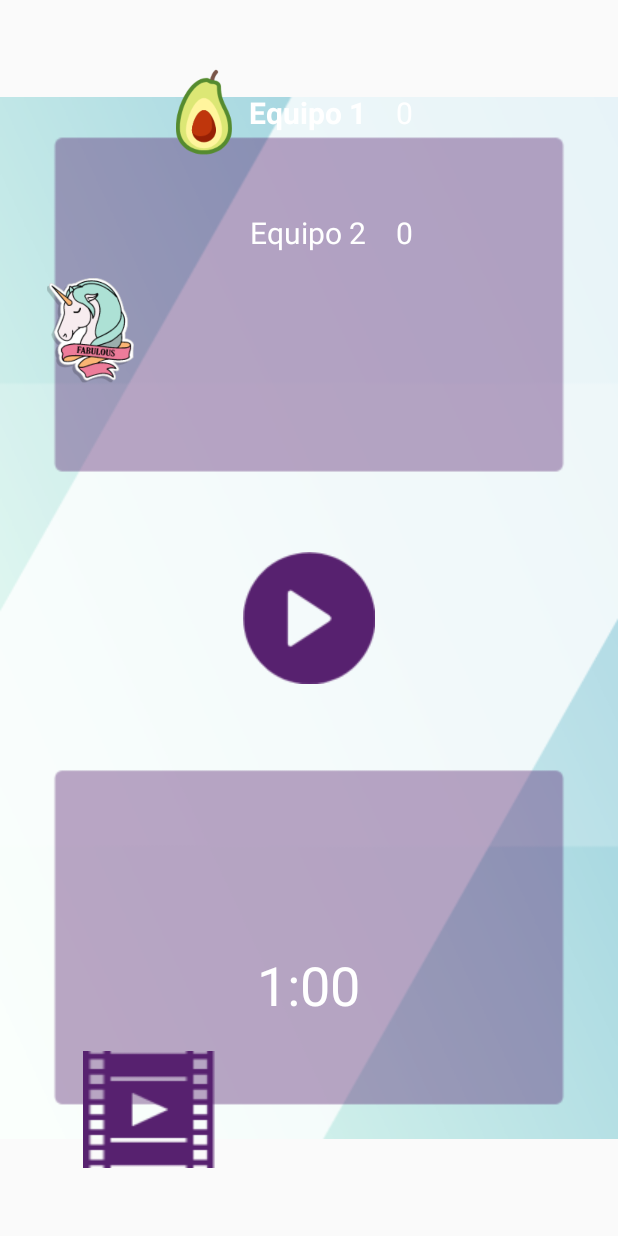
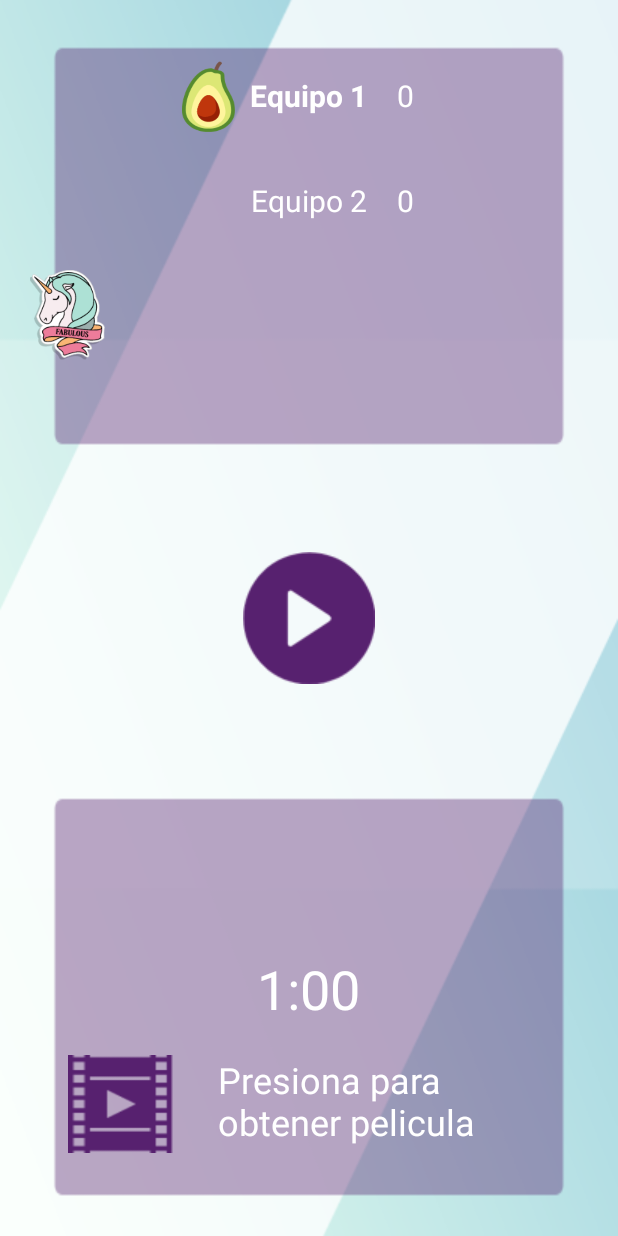
Before and after one commit to RdzSebastian/mimicapp, an Android app: the screen it shows after launch (MainActivity), on a phone screen of 412 x 824 dp. Run offline under Robolectric (Android 15) with nearby library versions, the light colour scheme and no system bars.

Commit message:
Importantes cambios visuales

```diff
--- a/app/src/main/java/com/stoniaport/mimicapp/MainActivity.java
+++ b/app/src/main/java/com/stoniaport/mimicapp/MainActivity.java
@@ -8,8 +8,10 @@ import android.support.v7.app.AlertDialog;
 import android.support.v7.app.AppCompatActivity;
 import android.os.Bundle;
 import android.view.View;
+import android.view.ViewGroup;
 import android.widget.Button;
 import android.widget.ImageView;
+import android.widget.LinearLayout;
 import android.widget.TextView;
 
 import java.util.ArrayList;
@@ -48,9 +50,9 @@ public class MainActivity extends AppCompatActivity {
 
         countDownText = findViewById(R.id.tiempo);
 
+        pelicula="Presiona para obtener pelicula";
+
         mostrarResultado();
-
-        pelicula="";
 
         customButton = findViewById(R.id.buttonEmpezar);
         customButton.setSelected(false);
@@ -121,14 +123,15 @@ public class MainActivity extends AppCompatActivity {
         try {
             buscarPelicula();
             }catch (Exception e){
-                System.out.println("error buscando peli");
+                System.out.println("Error buscando pelicula");
         }
 
         while (peliculaC.yaSalio(pelicula)) {
-            //System.out.println("TRUE");
             buscarPelicula();
         }
-        //System.out.println("FALSE");
+
+        marginPeliculaSelect(pelicula);
+
         mostrarResultado();
     }
 
@@ -136,6 +139,20 @@ public class MainActivity extends AppCompatActivity {
     public void buscarPelicula() {
 
         pelicula = peliculaC.getPelicula();
+    }
+
+    //---- Dependiendo la cantidad de caracteres, cambia el marginTop en la parte visual ------
+
+    void marginPeliculaSelect(String pelicula){
+        if(pelicula.length()>20){
+            TextView peliculaSelect = findViewById(R.id.PeliculaSelect);
+            ViewGroup.MarginLayoutParams mlp = (ViewGroup.MarginLayoutParams) peliculaSelect.getLayoutParams();
+            mlp.setMargins(0, 0, 0, 0);
+        }else{
+            TextView peliculaSelect = findViewById(R.id.PeliculaSelect);
+            ViewGroup.MarginLayoutParams mlp = (ViewGroup.MarginLayoutParams) peliculaSelect.getLayoutParams();
+            mlp.setMargins(0, 35, 0, 0);
+        }
     }
 
 
--- a/app/src/main/res/layout/activity_acerto_ono.xml
+++ b/app/src/main/res/layout/activity_acerto_ono.xml
@@ -3,10 +3,7 @@
 <RelativeLayout xmlns:android="http://schemas.android.com/apk/res/android"
     xmlns:tools="http://schemas.android.com/tools"
     android:layout_width="match_parent"
-    android:layout_height="match_parent"
-    android:orientation="vertical"
-    tools:context=".AcertoONo"
-    android:gravity="center_vertical|center">
+    android:layout_height="match_parent">
 
 
     <ImageView
--- a/app/src/main/res/layout/activity_main.xml
+++ b/app/src/main/res/layout/activity_main.xml
@@ -1,7 +1,6 @@
 <?xml version="1.0" encoding="utf-8"?>
 
 <RelativeLayout xmlns:android="http://schemas.android.com/apk/res/android"
-    xmlns:app="http://schemas.android.com/apk/res-auto"
     android:layout_width="match_parent"
     android:layout_height="match_parent">
 
@@ -10,226 +9,167 @@
         android:id="@+id/BackG"
         android:layout_width="match_parent"
         android:layout_height="match_parent"
-        app:srcCompat="@drawable/back" />
+        android:background="@drawable/back"
+        android:contentDescription="@string/image" />
 
     <LinearLayout
-        xmlns:android="http://schemas.android.com/apk/res/android"
-        android:id="@+id/peli"
+        android:id="@+id/equipoTop"
         android:layout_width="match_parent"
-        android:layout_height="match_parent"
-        android:gravity="center_vertical|center_horizontal">
+        android:layout_height="wrap_content"
+        android:orientation="vertical"
+        android:layout_alignParentTop="true"
+        android:layout_centerHorizontal="true"
+        android:padding="20dp">
 
-        <Button
-            android:id="@+id/buttonEmpezar"
-            android:layout_width="wrap_content"
+        <RelativeLayout
+            android:layout_width="match_parent"
             android:layout_height="wrap_content"
-            android:onClick="startTimer"
-            android:background="@drawable/custom_button"/>
-    </LinearLayout>
+            android:layout_marginTop="20dp">
 
-    <LinearLayout
-        android:layout_width="fill_parent"
-        android:layout_height="fill_parent"
-        android:padding="25dp"
-        android:orientation="vertical">
+            <ImageView
+                android:id="@+id/avocadoEquipo1"
+                android:layout_width="35dp"
+                android:layout_height="50dp"
+                android:background="@drawable/avocado"
+                android:contentDescription="@string/image"
+                android:layout_toLeftOf="@+id/Equipo1"
+                android:layout_toStartOf="@+id/Equipo1" />
 
 
-        <LinearLayout
+            <TextView
+                android:id="@+id/Equipo1"
+                android:layout_width="wrap_content"
+                android:layout_height="wrap_content"
+                android:layout_margin="10dp"
+                android:text="@string/equipo1"
+                android:textColor="@android:color/white"
+                android:textSize="20sp"
+                android:layout_centerHorizontal="true" />
+
+
+            <TextView
+                android:id="@+id/puntos1"
+                android:layout_width="wrap_content"
+                android:layout_height="wrap_content"
+                android:layout_margin="10dp"
+                android:text="@string/puntajeInicial"
+                android:textColor="@android:color/white"
+                android:textSize="20sp"
+                android:layout_toRightOf="@+id/Equipo1"
+                android:layout_toEndOf="@+id/Equipo1"/>
+
+        </RelativeLayout>
+
+
+        <RelativeLayout
             android:layout_width="match_parent"
             android:layout_height="wrap_content"
-            android:paddingTop="20dp"
-            android:orientation="vertical"
-            android:id="@+id/equipoTop">
+            android:layout_marginTop="20dp">
 
 
+            <ImageView
+                android:id="@+id/avocadoEquipo2"
+                android:layout_width="35dp"
+                android:layout_height="50dp"
+                android:background="@drawable/avocado"
+                android:contentDescription="@string/image"
+                android:layout_toLeftOf="@+id/Equipo2"
+                android:layout_toStartOf="@+id/Equipo2"
+                />
 
-            <LinearLayout
-                android:layout_width="match_parent"
-                android:layout_height="wrap_content"
-                android:layout_marginBottom="20dp"
-                android:gravity="center"
-                android:paddingRight="30dip"
-                android:paddingEnd="30dip"
-                android:orientation="horizontal">
-
-                <android.support.v7.widget.LinearLayoutCompat
-                    android:layout_width="wrap_content"
-                    android:layout_height="wrap_content">
-
-                    <ImageView
-                        android:id="@+id/avocadoEquipo1"
-                        android:layout_width="60dp"
-                        android:layout_height="60dp"
-                        app:srcCompat="@drawable/avocado" />
-
-                </android.support.v7.widget.LinearLayoutCompat>
-
-                <TextView
-                    android:id="@+id/Equipo1"
-                    android:layout_width="wrap_content"
-                    android:layout_height="wrap_content"
-                    android:text="@string/equipo1"
-                    android:textColor="@android:color/white"
-                    android:textSize="20sp" />
-
-                <android.support.v4.widget.Space
-                    android:layout_width="20dip"
-                    android:layout_height="0dip"/>
-
-                <TextView
-                    android:id="@+id/puntos1"
-                    android:layout_width="wrap_content"
-                    android:layout_height="wrap_content"
-                    android:text="@string/puntajeInicial"
-                    android:textColor="@android:color/white"
-                    android:textSize="20sp" />
-
-            </LinearLayout>
-
-
-            <LinearLayout
-            android:layout_width="match_parent"
-            android:layout_height="wrap_content"
-            android:gravity="center"
-            android:paddingRight="30dip"
-            android:orientation="horizontal"
-            android:paddingEnd="30dip">
-
-                <android.support.v7.widget.LinearLayoutCompat
-                    android:layout_width="wrap_content"
-                    android:layout_height="wrap_content">
-
-                    <ImageView
-                        android:id="@+id/avocadoEquipo2"
-                        android:layout_width="60dp"
-                        android:layout_height="60dp"
-                        app:srcCompat="@drawable/avocado" />
-
-                </android.support.v7.widget.LinearLayoutCompat>
             <TextView
                 android:id="@+id/Equipo2"
                 android:layout_width="wrap_content"
                 android:layout_height="wrap_content"
+                android:layout_margin="10dp"
                 android:text="@string/equipo2"
                 android:textColor="@android:color/white"
-                android:textSize="20sp" />
+                android:textSize="20sp"
+                android:layout_centerHorizontal="true"
+                />
 
-            <android.support.v4.widget.Space
-                android:layout_width="20dp"
-                android:layout_height="0dp"/>
 
             <TextView
                 android:id="@+id/puntos2"
                 android:layout_width="wrap_content"
                 android:layout_height="wrap_content"
+                android:layout_margin="10dp"
                 android:text="@string/puntajeInicial"
                 android:textColor="@android:color/white"
-                android:textSize="20sp" />
+                android:textSize="20sp"
+                android:layout_toRightOf="@+id/Equipo2"
+                android:layout_toEndOf="@+id/Equipo2" />
 
-        </LinearLayout>
-
-            <android.support.v7.widget.LinearLayoutCompat
-                android:layout_width="wrap_content"
-                android:layout_height="wrap_content">
+        </RelativeLayout>
 
 
-                <ImageView
-                    android:id="@+id/unicorn"
-                    android:layout_width="70dp"
-                    android:layout_height="70dp"
-                    app:srcCompat="@drawable/unicorn" />
-            </android.support.v7.widget.LinearLayoutCompat>
+        <ImageView
+            android:id="@+id/unicorn"
+            android:layout_width="50dp"
+            android:layout_height="60dp"
+            android:layout_marginTop="20dp"
+            android:background="@drawable/unicorn"
+            android:contentDescription="@string/image" />
 
-        </LinearLayout>
-
-
-        <LinearLayout
-            android:layout_width="match_parent"
-            android:layout_height="match_parent"
-            android:orientation="vertical"
-            android:gravity="bottom">
-
-            <LinearLayout
-                android:id="@+id/tiempoLayout"
-                android:layout_width="match_parent"
-                android:layout_height="wrap_content"
-                android:gravity="center_horizontal"
-                android:paddingBottom="20dip">
-
-
-                <TextView
-                    android:id="@+id/tiempo"
-                    android:layout_width="wrap_content"
-                    android:layout_height="wrap_content"
-                    android:text="@string/time"
-                    android:textColor="@android:color/white"
-                    android:textSize="36sp" />
-
-
-            </LinearLayout>
-
-
-
-            <LinearLayout
-                android:layout_width="match_parent"
-                android:layout_height="wrap_content"
-                android:paddingBottom="20dip"
-                android:paddingRight="10dp"
-                >
-
-                <android.support.v4.widget.Space
-                    android:layout_width="30dip"
-                    android:layout_height="0dp"/>
-
-                <Button
-                    android:id="@+id/pelicula"
-                    android:layout_width="wrap_content"
-                    android:layout_height="wrap_content"
-                    android:onClick="buscarPelicula"
-                    android:background="@drawable/custom_buttonclip"/>
-
-
-                <android.support.v4.widget.Space
-                    android:layout_width="30dip"
-                    android:layout_height="0dp"/>
-
-
-                <TextView
-                    android:id="@+id/PeliculaSelect"
-                    android:layout_width="wrap_content"
-                    android:layout_height="wrap_content"
-                    android:text="@string/peliculaElegida"
-                    android:textColor="@android:color/white"
-                    android:textSize="24sp" />
-            </LinearLayout>
-
-
-        </LinearLayout>
 
     </LinearLayout>
 
+    <Button
+        android:id="@+id/buttonEmpezar"
+        android:layout_width="wrap_content"
+        android:layout_height="wrap_content"
+        android:layout_centerInParent="true"
+        android:background="@drawable/custom_button"
+        android:onClick="startTimer" />
 
-<!--
     <LinearLayout
+        android:id="@+id/bottom"
         android:layout_width="match_parent"
         android:layout_height="wrap_content"
-        android:layout_below="@+id/peli"
-        android:layout_marginTop="359dp"
-        android:gravity="center_horizontal"
-        android:orientation="vertical">
+        android:orientation="vertical"
+        android:layout_alignParentBottom="true">
+
+        <RelativeLayout
+            android:layout_width="match_parent"
+            android:layout_height="match_parent"
+            android:layout_margin="35dp">
+
+            <TextView
+                android:id="@+id/tiempo"
+                android:layout_width="wrap_content"
+                android:layout_height="wrap_content"
+                android:text="@string/time"
+                android:textColor="@android:color/white"
+                android:textSize="36sp"
+                android:layout_centerHorizontal="true"
+                android:layout_marginBottom="20dp"/>
 
 
-        <Button
-            android:id="@+id/button8"
-            android:layout_width="wrap_content"
-            android:layout_height="wrap_content"
-            android:background="@drawable/custom_button"
-            android:onClick="reseteaContador"
-            android:padding="10dp"
-            android:text="@string/reiniciar"
-            android:textSize="12sp" />
+            <TextView
+                android:id="@+id/PeliculaSelect"
+                android:layout_width="wrap_content"
+                android:layout_height="wrap_content"
+                android:text="@string/peliculaElegida"
+                android:textColor="@android:color/white"
+                android:textSize="24sp"
+                android:layout_toRightOf="@id/botonpelicula"
+                android:layout_toEndOf="@id/botonpelicula"
+                android:layout_marginLeft="30dp"
+                android:layout_marginTop="0dp"
+                android:layout_below="@+id/tiempo"
+                android:layout_marginStart="30dp" />
 
+
+            <Button
+                android:id="@+id/botonpelicula"
+                android:layout_width="70dp"
+                android:layout_height="65dp"
+                android:onClick="buscarPelicula"
+                android:background="@drawable/custom_buttonclip"
+                android:layout_below="@+id/tiempo"
+                android:layout_marginLeft="10dp"
+                android:layout_marginBottom="20dp"
+                android:layout_marginStart="10dp" />
+        </RelativeLayout>
     </LinearLayout>
--->
-
 </RelativeLayout>
--- a/app/src/main/res/layout/activity_splash_screen.xml
+++ b/app/src/main/res/layout/activity_splash_screen.xml
@@ -1,6 +1,5 @@
 <?xml version="1.0" encoding="utf-8"?>
 <LinearLayout xmlns:android="http://schemas.android.com/apk/res/android"
-    xmlns:app="http://schemas.android.com/apk/res-auto"
     xmlns:tools="http://schemas.android.com/tools"
     android:layout_width="match_parent"
     android:layout_height="match_parent"
@@ -10,14 +9,10 @@
 
     <ImageView
         android:id="@+id/imageView"
-        android:layout_width="match_parent"
+        android:layout_width="150dp"
         android:layout_height="150dp"
-        android:paddingStart="30dp"
-        android:paddingLeft="30dp"
-        android:paddingRight="0dp"
-        android:layout_gravity="center_vertical"
-        app:srcCompat="@drawable/logo"
-        android:paddingEnd="0dp" />
+        android:background="@drawable/logo"
+        android:contentDescription="@string/image" />
 
     <TextView
         android:layout_width="wrap_content"
@@ -32,7 +27,7 @@
     <TextView
         android:layout_width="wrap_content"
         android:layout_height="wrap_content"
-        android:text="Paulita DLC"
+        android:text="@string/paulita_dlc"
         android:textSize="24sp" />
 
 
@@ -41,7 +36,7 @@
             android:id="@+id/unicorn"
             android:layout_width="70dp"
             android:layout_height="70dp"
-            app:srcCompat="@drawable/unicorn" />
+            android:background="@drawable/unicorn" />
 
 
 </LinearLayout>
--- a/app/src/main/res/values/strings.xml
+++ b/app/src/main/res/values/strings.xml
@@ -10,10 +10,12 @@
     <string name="time">1:00</string>
     <string name="acerto">acerto</string>
     <string name="pelicula">pelicula</string>
-    <string name="peliculaElegida">Pelicula</string>
+    <string name="peliculaElegida">Presiona para obtener película</string>
     <string name="reiniciar">reiniciar partida</string>
     <string name="acertoONo">Acerto?</string>
     <string name="si">si</string>
     <string name="no">no</string>
     <string name="mimicapp">MimicApp</string>
+    <string name="paulita_dlc">Paulita DLC</string>
+    <string name="image">Image</string>
 </resources>
```
